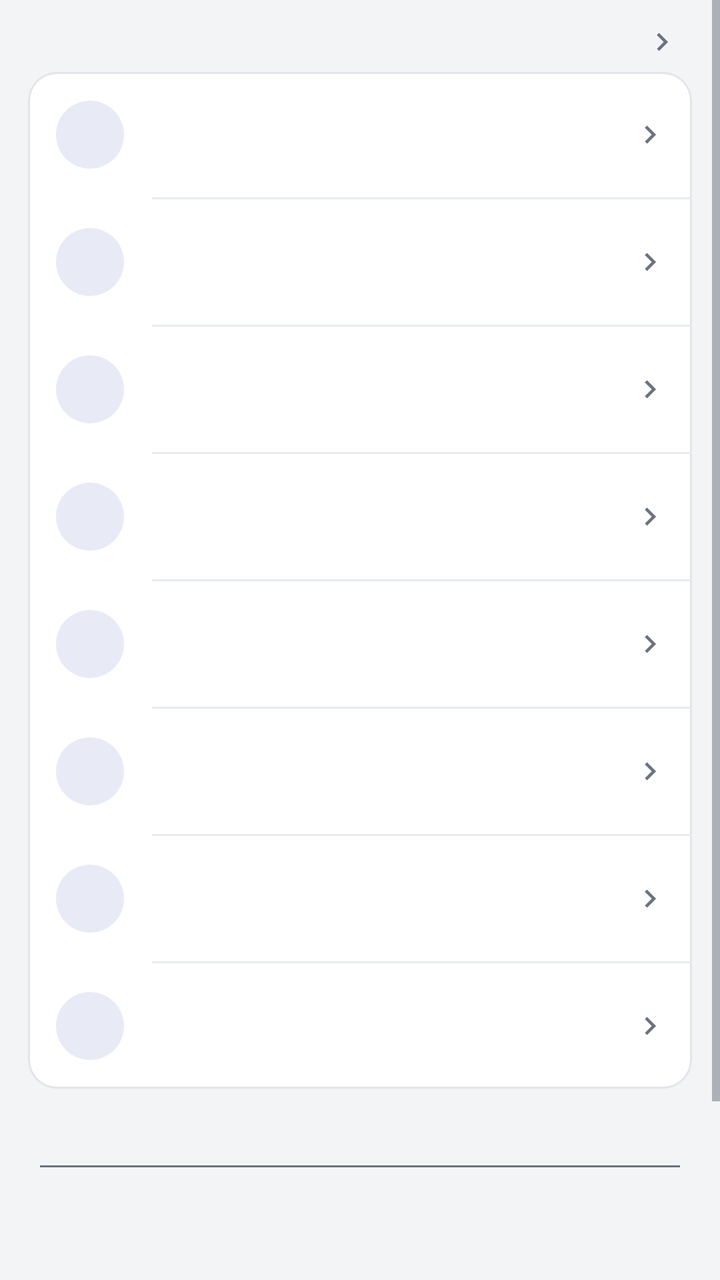
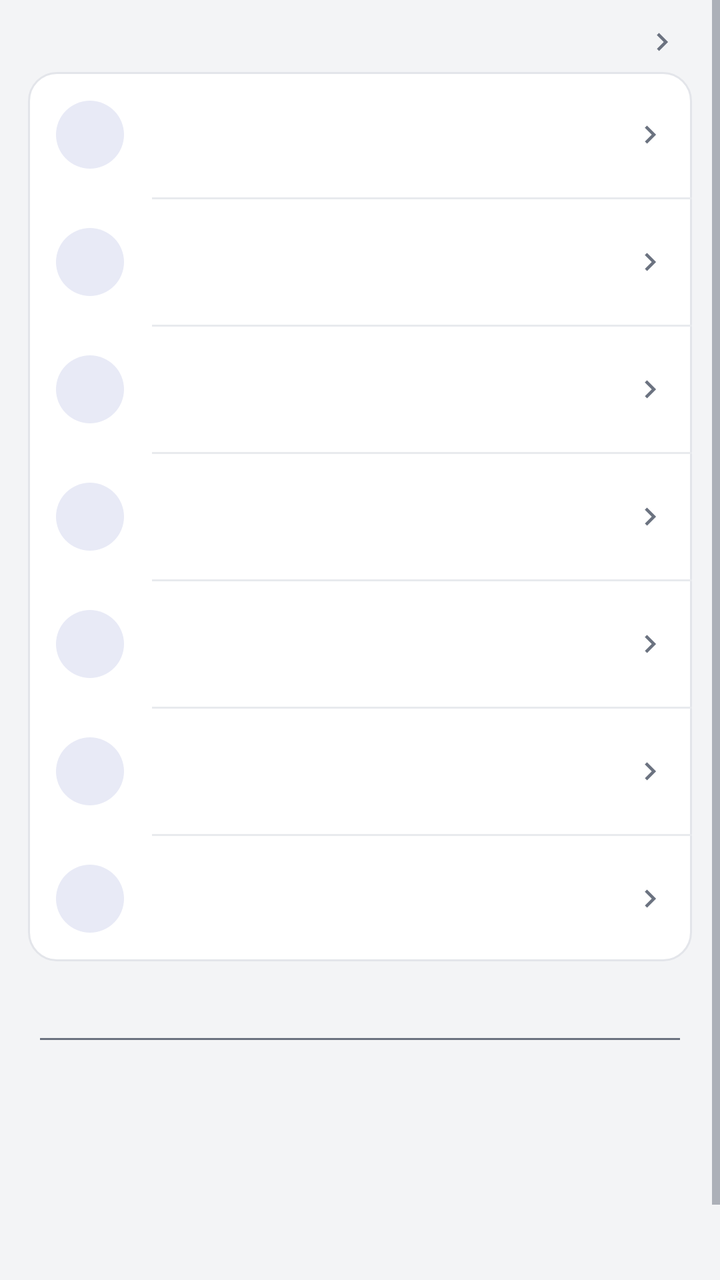

An Android layout rendered at two revisions. The XML below is the earlier revision; the diff shows what the commit changed to produce the second picture.
<!-- AndroidManifest.xml: activity theme AppTheme -->
<!-- res/layout/activity_mods.xml -->
<?xml version="1.0" encoding="utf-8"?>
<ScrollView xmlns:android="http://schemas.android.com/apk/res/android"
    android:id="@+id/root"
    android:layout_width="match_parent"
    android:layout_height="match_parent"
    android:background="@color/bg"
    android:fillViewport="true"
    android:scrollbars="vertical">

    <LinearLayout
        android:layout_width="match_parent"
        android:layout_height="wrap_content"
        android:orientation="vertical">

        <LinearLayout
            android:layout_width="match_parent"
            android:layout_height="wrap_content"
            android:orientation="vertical">

            
            <LinearLayout
                android:id="@+id/mods_status_box"
                android:layout_width="match_parent"
                android:layout_height="wrap_content"
                android:orientation="vertical"
                android:clickable="true"
                android:focusable="false"
                android:paddingStart="20dp"
                android:paddingEnd="20dp"
                android:paddingTop="12dp"
                android:paddingBottom="6dp">

                <LinearLayout
                    android:layout_width="match_parent"
                    android:layout_height="wrap_content"
                    android:orientation="horizontal"
                    android:gravity="center_vertical">

                    <TextView
                        android:id="@+id/mods_summary"
                        android:layout_width="0dp"
                        android:layout_height="wrap_content"
                        android:layout_weight="1"
                        android:singleLine="true"
                        android:ellipsize="end"
                        android:textSize="12sp"
                        android:textColor="@color/fg_muted" />

                    <ImageView
                        android:id="@+id/mods_chevron"
                        android:layout_width="@dimen/row_chevron"
                        android:layout_height="@dimen/row_chevron"
                        android:layout_marginStart="8dp"
                        android:src="@drawable/ic_chevron"
                        android:tint="@color/fg_muted" />
                </LinearLayout>

                
                <TextView
                    android:id="@+id/mods_fail_note"
                    android:layout_width="match_parent"
                    android:layout_height="wrap_content"
                    android:paddingTop="6dp"
                    android:textSize="13sp"
                    android:lineSpacingExtra="2dp"
                    android:textColor="@color/fg"
                    android:visibility="gone" />

                
                <TextView
                    android:id="@+id/mods_verdict"
                    android:layout_width="match_parent"
                    android:layout_height="wrap_content"
                    android:paddingTop="6dp"
                    android:textSize="13sp"
                    android:lineSpacingExtra="2dp"
                    android:textColor="@color/fg"
                    android:visibility="gone" />

                <TextView
                    android:id="@+id/mods_detail"
                    android:layout_width="match_parent"
                    android:layout_height="wrap_content"
                    android:paddingTop="8dp"
                    android:textSize="11sp"
                    android:lineSpacingExtra="4dp"
                    android:textColor="@color/fg_muted"
                    android:visibility="gone" />
            </LinearLayout>

            
            <LinearLayout
                android:id="@+id/mods_actions"
                android:layout_width="match_parent"
                android:layout_height="wrap_content"
                android:layout_marginStart="14dp"
                android:layout_marginEnd="14dp"
                android:layout_marginBottom="8dp"
                android:orientation="vertical"
                android:background="@drawable/card_bg">

                <include
                    android:id="@+id/row_mod_slot"
                    layout="@layout/row_action"
                    android:layout_width="match_parent"
                    android:layout_height="wrap_content" />

                <View
                    android:id="@+id/div_mod_slot"
                    android:layout_width="match_parent"
                    android:layout_height="1dp"
                    android:layout_marginStart="62dp"
                    android:background="@color/divider" />

                
                <include
                    android:id="@+id/row_mod_import"
                    layout="@layout/row_action"
                    android:layout_width="match_parent"
                    android:layout_height="wrap_content" />

                <View
                    android:layout_width="match_parent"
                    android:layout_height="1dp"
                    android:layout_marginStart="62dp"
                    android:background="@color/divider" />

                
                <include
                    android:id="@+id/row_mod_export"
                    layout="@layout/row_action"
                    android:layout_width="match_parent"
                    android:layout_height="wrap_content" />

                <View
                    android:layout_width="match_parent"
                    android:layout_height="1dp"
                    android:layout_marginStart="62dp"
                    android:background="@color/divider" />

                <include
                    android:id="@+id/row_mod_copy"
                    layout="@layout/row_action"
                    android:layout_width="match_parent"
                    android:layout_height="wrap_content" />

                <View
                    android:layout_width="match_parent"
                    android:layout_height="1dp"
                    android:layout_marginStart="62dp"
                    android:background="@color/divider" />

                
                <include
                    android:id="@+id/row_mod_conflict"
                    layout="@layout/row_action"
                    android:layout_width="match_parent"
                    android:layout_height="wrap_content" />

                <View
                    android:layout_width="match_parent"
                    android:layout_height="1dp"
                    android:layout_marginStart="62dp"
                    android:background="@color/divider" />

                <include
                    android:id="@+id/row_mod_batch"
                    layout="@layout/row_action"
                    android:layout_width="match_parent"
                    android:layout_height="wrap_content" />

                <View
                    android:layout_width="match_parent"
                    android:layout_height="1dp"
                    android:layout_marginStart="62dp"
                    android:background="@color/divider" />

                
                <include
                    android:id="@+id/row_mod_del"
                    layout="@layout/row_action"
                    android:layout_width="match_parent"
                    android:layout_height="wrap_content" />

                <View
                    android:layout_width="match_parent"
                    android:layout_height="1dp"
                    android:layout_marginStart="62dp"
                    android:background="@color/divider" />

                <include
                    android:id="@+id/row_mod_filter"
                    layout="@layout/row_action"
                    android:layout_width="match_parent"
                    android:layout_height="wrap_content" />
            </LinearLayout>
        </LinearLayout>

        
        <LinearLayout
            android:layout_width="match_parent"
            android:layout_height="wrap_content"
            android:layout_marginStart="14dp"
            android:layout_marginEnd="14dp"
            android:orientation="vertical">

            <include layout="@layout/plugin_section" />
        </LinearLayout>

        
        <EditText
            android:id="@+id/mod_search"
            android:layout_width="match_parent"
            android:layout_height="wrap_content"
            android:layout_marginStart="@dimen/page_pad"
            android:layout_marginEnd="@dimen/page_pad"
            android:layout_marginTop="2dp"
            android:inputType="text"
            android:maxLength="60"
            android:singleLine="true"
            android:textColor="@color/fg"
            android:textColorHint="@color/fg_muted"
            android:textSize="15sp" />

        
        <TextView
            android:id="@+id/mod_filtered"
            android:layout_width="match_parent"
            android:layout_height="wrap_content"
            android:paddingStart="@dimen/page_pad"
            android:paddingEnd="@dimen/page_pad"
            android:paddingTop="6dp"
            android:textColor="@color/fg_muted"
            android:textSize="12sp"
            android:visibility="gone" />
        
        <TextView
            android:id="@+id/mod_empty"
            style="@style/PageEmpty" />

        
        <LinearLayout
            android:id="@+id/mod_container"
            android:layout_width="match_parent"
            android:layout_height="wrap_content"
            android:orientation="vertical"
            android:paddingStart="@dimen/page_pad"
            android:paddingEnd="@dimen/page_pad"
            android:paddingBottom="8dp" />

        
        <View
            android:layout_width="match_parent"
            android:layout_height="@dimen/page_bottom_space" />
    </LinearLayout>
</ScrollView>
<!-- res/layout/row_action.xml (included above) -->
<?xml version="1.0" encoding="utf-8"?>
<LinearLayout xmlns:android="http://schemas.android.com/apk/res/android"
    android:layout_width="match_parent"
    android:layout_height="wrap_content"
    android:orientation="horizontal"
    android:gravity="center_vertical"
    android:background="?android:attr/selectableItemBackground"
    android:clickable="true"
    android:focusable="false"
    android:paddingStart="14dp"
    android:paddingEnd="12dp"
    android:paddingTop="12dp"
    android:paddingBottom="12dp">

    <FrameLayout
        android:layout_width="@dimen/row_icon_box"
        android:layout_height="@dimen/row_icon_box"
        android:background="@drawable/icon_circle">

        <ImageView
            android:id="@+id/act_icon"
            android:layout_width="@dimen/row_icon"
            android:layout_height="@dimen/row_icon"
            android:layout_gravity="center"
            android:tint="@color/accent" />
    </FrameLayout>

    <LinearLayout
        android:layout_width="0dp"
        android:layout_height="wrap_content"
        android:layout_weight="1"
        android:layout_marginStart="14dp"
        android:orientation="vertical">

        <TextView
            android:id="@+id/act_title"
            android:layout_width="match_parent"
            android:layout_height="wrap_content"
            android:singleLine="true"
            android:ellipsize="end"
            android:textSize="15sp"
            android:textColor="@color/fg" />

        <TextView
            android:id="@+id/act_sub"
            android:layout_width="match_parent"
            android:layout_height="wrap_content"
            android:paddingTop="2dp"
            android:textSize="12sp"
            android:textColor="@color/fg_muted" />
    </LinearLayout>

    <ImageView
        android:layout_width="@dimen/row_chevron"
        android:layout_height="@dimen/row_chevron"
        android:layout_marginStart="8dp"
        android:src="@drawable/ic_chevron"
        android:tint="@color/fg_muted" />
</LinearLayout>
<!-- res/layout/plugin_section.xml (included above) -->
<?xml version="1.0" encoding="utf-8"?>
<LinearLayout xmlns:android="http://schemas.android.com/apk/res/android"
    android:id="@+id/plugin_section"
    android:layout_width="match_parent"
    android:layout_height="wrap_content"
    android:layout_marginTop="8dp"
    android:layout_marginBottom="8dp"
    android:background="@drawable/card_bg"
    android:orientation="vertical"
    android:paddingTop="6dp"
    android:paddingBottom="6dp"
    android:visibility="gone">

    <TextView
        android:id="@+id/plugin_section_title"
        android:layout_width="match_parent"
        android:layout_height="wrap_content"
        android:paddingStart="14dp"
        android:paddingEnd="14dp"
        android:paddingTop="6dp"
        android:paddingBottom="2dp"
        android:text="@string/plugin_section_title"
        android:textColor="@color/fg_muted"
        android:textSize="12sp" />

    
    <LinearLayout
        android:id="@+id/plugin_section_body"
        android:layout_width="match_parent"
        android:layout_height="wrap_content"
        android:orientation="vertical" />

    <LinearLayout
        android:id="@+id/plugin_section_rows"
        android:layout_width="match_parent"
        android:layout_height="wrap_content"
        android:orientation="vertical" />
</LinearLayout>
<!-- resources referenced by this layout -->
<resources>
  <color name="accent">#FF3F51B5</color>
  <color name="bg">#FFF3F4F6</color>
  <color name="divider">#FFE8EAEE</color>
  <color name="fg">#FF1A1C1E</color>
  <color name="fg_muted">#FF6B7280</color>
  <dimen name="page_bottom_space">24dp</dimen>
  <dimen name="page_pad">16dp</dimen>
  <dimen name="row_chevron">18dp</dimen>
  <dimen name="row_icon">22dp</dimen>
  <dimen name="row_icon_box">34dp</dimen>
  <!-- drawable card_bg (drawable) -->
  <?xml version="1.0" encoding="utf-8"?>
  <shape xmlns:android="http://schemas.android.com/apk/res/android"
      android:shape="rectangle">
      <solid android:color="@color/card" />
      <corners android:radius="14dp" />
      <stroke android:width="1dp" android:color="@color/card_stroke" />
  </shape>
  <!-- drawable ic_chevron (drawable) -->
  <?xml version="1.0" encoding="utf-8"?>
  <vector xmlns:android="http://schemas.android.com/apk/res/android"
      android:width="24dp"
      android:height="24dp"
      android:viewportWidth="24"
      android:viewportHeight="24">
      <path
          android:fillColor="@color/icon_tint"
          android:pathData="M10,6L8.59,7.41 13.17,12l-4.58,4.59L10,18l6,-6z" />
  </vector>
  <!-- drawable icon_circle (drawable) -->
  <?xml version="1.0" encoding="utf-8"?>
  <shape xmlns:android="http://schemas.android.com/apk/res/android"
      android:shape="oval">
      <solid android:color="@color/accent_soft" />
  </shape>
  <string name="plugin_section_title">Plug-ins</string>
  <color name="card">#FFFFFFFF</color>
  <color name="card_stroke">#FFE3E5EA</color>
  <color name="icon_tint">#FF5F6368</color>
  <color name="accent_soft">#FFE8EAF6</color>
  <color name="appbar">#FF3F51B5</color>
  <color name="statusbar">#FF303F9F</color>
  <style name="AppBarStyle" parent="android:Widget.Material.ActionBar.Solid">
          <item name="android:background">@color/appbar</item>
          
          <item name="android:elevation">0dp</item>
          
          <item name="android:contentInsetStart">16dp</item>
          <item name="android:titleTextStyle">@style/AppBarTitle</item>
      </style>
  <style name="AppDialogTheme" parent="android:Theme.Material.Light.Dialog.Alert">
          <item name="android:windowBackground">@drawable/dlg_bg</item>
          <item name="android:colorAccent">@color/accent</item>
          <item name="android:textColorPrimary">@color/fg</item>
          <item name="android:textColorSecondary">@color/fg_muted</item>
          <item name="android:colorControlNormal">@color/fg_muted</item>
      </style>
  <style name="AppOverflowMenu" parent="@android:style/Widget.Material.PopupMenu.Overflow">
          <item name="android:popupBackground">@drawable/popup_bg</item>
          
          <item name="android:overlapAnchor">false</item>
          <item name="android:dropDownVerticalOffset">4dp</item>
          
          <item name="android:popupElevation">8dp</item>
      </style>
  <style name="AppBarTitle" parent="android:TextAppearance.Material.Widget.ActionBar.Title">
          <item name="android:textColor">@color/on_appbar</item>
          <item name="android:textSize">20sp</item>
          <item name="android:fontFamily">sans-serif-medium</item>
      </style>
  <!-- drawable dlg_bg (drawable) -->
  <?xml version="1.0" encoding="utf-8"?>
  <inset xmlns:android="http://schemas.android.com/apk/res/android"
      android:inset="16dp">
      <shape android:shape="rectangle">
          <solid android:color="@color/card" />
          <corners android:radius="14dp" />
          <stroke android:width="1dp" android:color="@color/card_stroke" />
      </shape>
  </inset>
  <!-- drawable popup_bg (drawable) -->
  <?xml version="1.0" encoding="utf-8"?>
  <shape xmlns:android="http://schemas.android.com/apk/res/android"
      android:shape="rectangle">
      <solid android:color="@color/popup" />
      <corners android:radius="14dp" />
      <stroke android:width="1dp" android:color="@color/popup_stroke" />
  </shape>
  <color name="on_appbar">#FFFFFFFF</color>
  <color name="popup">#FFFFFFFF</color>
  <color name="popup_stroke">#FFD8DCE4</color>
  <!-- unchanged entries left out for length: 2 -->
</resources>

<!-- the commit's change to res/layout/activity_mods.xml (unified diff, before → after) -->
@@ -140,19 +140,6 @@
 
                 <include
                     android:id="@+id/row_mod_copy"
-                    layout="@layout/row_action"
-                    android:layout_width="match_parent"
-                    android:layout_height="wrap_content" />
-
-                <View
-                    android:layout_width="match_parent"
-                    android:layout_height="1dp"
-                    android:layout_marginStart="62dp"
-                    android:background="@color/divider" />
-
-                
-                <include
-                    android:id="@+id/row_mod_conflict"
                     layout="@layout/row_action"
                     android:layout_width="match_parent"
                     android:layout_height="wrap_content" />
